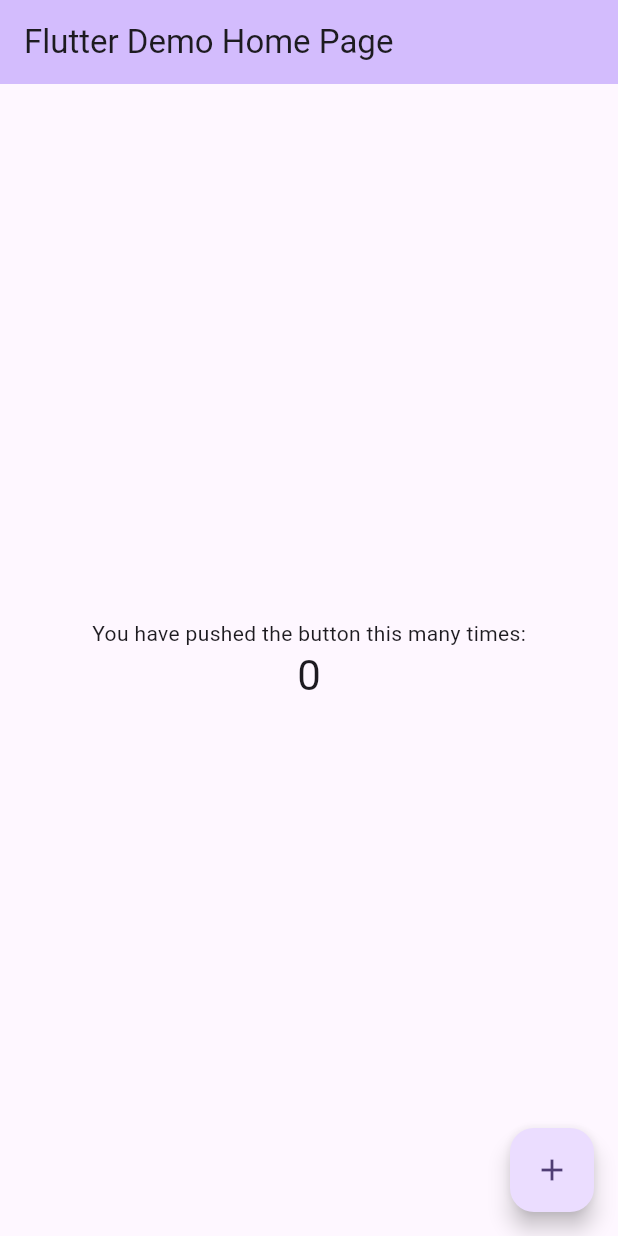
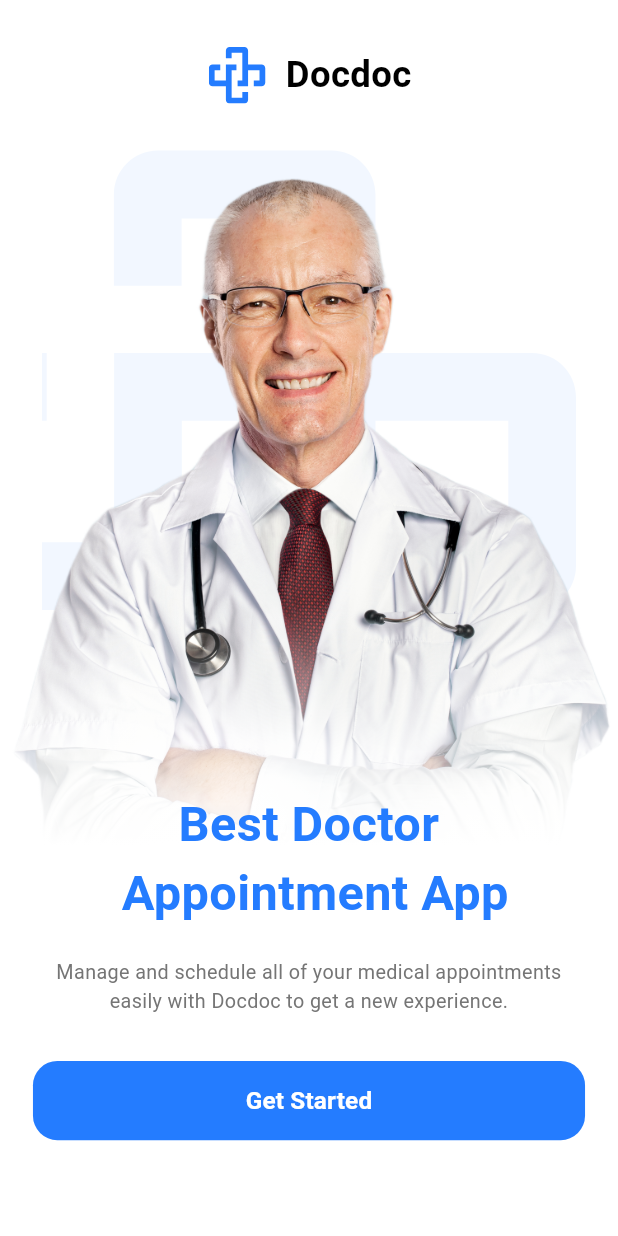
Before and after one commit to Souhaibbek/docdoc-app, a Flutter app: the screen it shows after launch, on a phone screen of 412 x 824 dp. Run offline on Flutter 3.47's test engine with Material 3 defaults, Android fonts, the phone set to English and light mode, and no system bars; our stand-ins replace flutter_screenutil, flutter_svg.

Commit message:
setup project files and add on boarding
-added assets images
-added screenutil/svg packages
-added doc app class file
-added navigation extension
-added routing file
-added styles colors/textstyles
-added on boarding screen

```diff
--- /dev/null
+++ b/lib/core/helpers/extension.dart
@@ -0,0 +1,16 @@
+import 'package:flutter/material.dart';
+
+extension Navigation on BuildContext{
+  Future<dynamic> pushNamed(String routeName, {Object? arguments}) {
+    return Navigator.pushNamed(this, routeName, arguments: arguments);
+  }
+  Future<dynamic> pushReplacementNamed(String routeName, {Object? arguments}) {
+    return Navigator.pushReplacementNamed(this, routeName, arguments: arguments);
+  }
+  Future<dynamic> pushAndRemoveUntil(String routeName, {Object? arguments}) {
+    return Navigator.pushNamedAndRemoveUntil(this, routeName, (route) => false, arguments: arguments);
+  }
+  void pop() {
+    return Navigator.of(this).pop();
+  }
+}
--- /dev/null
+++ b/lib/core/routing/app_router.dart
@@ -0,0 +1,20 @@
+import 'package:comeback/core/routing/routes.dart';
+import 'package:comeback/features/login/ui/login_screen.dart';
+import 'package:comeback/features/onboarding/onboarding_screen.dart';
+import 'package:flutter/material.dart';
+
+class AppRouter {
+  Route generateRoute(RouteSettings settings) {
+    switch (settings.name) {
+      case Routes.onBoarding:
+        return MaterialPageRoute(builder: (_) => OnboardingScreen());
+      case Routes.login:
+        return MaterialPageRoute(builder: (_) => LoginScreen());
+      default:
+        return MaterialPageRoute(builder: (_) => Scaffold(
+          body: Center(
+            child: Text('No route defined for ${settings.name}'),
+        ),),);
+    }
+  }
+}
--- /dev/null
+++ b/lib/core/routing/routes.dart
@@ -0,0 +1,4 @@
+class Routes {
+  static const String onBoarding = '/onboarding';
+  static const String login = '/login';
+}
--- /dev/null
+++ b/lib/core/theming/colors.dart
@@ -0,0 +1,7 @@
+import 'dart:ui';
+
+class ColorsManager {
+  static const Color mainBlue = Color(0xFF247CFF);
+    static const Color greyColor = Color(0xFF757575);
+
+}
--- /dev/null
+++ b/lib/core/theming/styles.dart
@@ -0,0 +1,27 @@
+import 'package:comeback/core/theming/colors.dart';
+import 'package:flutter/material.dart';
+import 'package:flutter_screenutil/flutter_screenutil.dart';
+
+class Styles {
+  static TextStyle font24Black700Weight = TextStyle(
+    fontSize: 24.sp,
+    fontWeight: FontWeight.w700,
+    color: Colors.black,
+  );
+  static TextStyle font32BlueBold = TextStyle(
+    fontSize: 32.sp,
+    fontWeight: FontWeight.bold,
+    color: ColorsManager.mainBlue,
+  );
+   static TextStyle font13GreyRegular = TextStyle(
+    fontSize: 13.sp,
+    fontWeight: FontWeight.normal,
+    color: ColorsManager.greyColor,
+  );
+  static TextStyle font16WhiteSemiBold =TextStyle(
+    fontSize: 16.sp,
+    fontWeight: FontWeight.w600,
+    color: Colors.white,
+  );
+
+}
--- /dev/null
+++ b/lib/doc_app.dart
@@ -0,0 +1,28 @@
+import 'package:comeback/core/routing/app_router.dart';
+import 'package:comeback/core/routing/routes.dart';
+import 'package:comeback/core/theming/colors.dart';
+import 'package:flutter/material.dart';
+import 'package:flutter_screenutil/flutter_screenutil.dart';
+
+class DocApp extends StatelessWidget {
+  final AppRouter appRouter;
+  const DocApp({super.key, required this.appRouter});
+
+  @override
+  Widget build(BuildContext context) {
+    return ScreenUtilInit(
+      designSize: const Size(375, 812),
+      minTextAdapt: true,
+      child: MaterialApp(
+        title: 'Doc App',
+        theme: ThemeData(
+          primaryColor: ColorsManager.mainBlue,
+          scaffoldBackgroundColor: Colors.white,
+        ),
+        onGenerateRoute: appRouter.generateRoute,
+        initialRoute: Routes.onBoarding,
+        debugShowCheckedModeBanner: false,
+      ),
+    );
+  }
+}
--- /dev/null
+++ b/lib/features/login/ui/login_screen.dart
@@ -0,0 +1,12 @@
+import 'package:flutter/material.dart';
+
+class LoginScreen extends StatelessWidget {
+  const LoginScreen({super.key});
+
+  @override
+  Widget build(BuildContext context) {
+    return Scaffold(body: Center(child: Text('Login Screen'),
+    ),
+    );
+  }
+}
--- /dev/null
+++ b/lib/features/onboarding/onboarding_screen.dart
@@ -0,0 +1,44 @@
+import 'package:comeback/core/theming/styles.dart';
+import 'package:comeback/features/onboarding/widgets/doc_logo_banner.dart';
+import 'package:comeback/features/onboarding/widgets/doctor_image_banner.dart';
+import 'package:comeback/features/onboarding/widgets/get_started_button.dart';
+import 'package:flutter/material.dart';
+import 'package:flutter_screenutil/flutter_screenutil.dart';
+
+class OnboardingScreen extends StatelessWidget {
+  const OnboardingScreen({super.key});
+
+  @override
+  Widget build(BuildContext context) {
+    return Scaffold(
+      body: SafeArea(
+        child: SingleChildScrollView(
+          child: Padding(
+            padding: EdgeInsets.only(top: 30.h, bottom: 30.h),
+            child: Column(
+              children: [
+                DocLogoBanner(),
+                SizedBox(height: 30.h),
+                DoctorImageBanner(),
+                Padding(
+                  padding: EdgeInsets.symmetric(horizontal: 20.w),
+                  child: Column(
+                    children: [
+                      Text(
+                        'Manage and schedule all of your medical appointments easily with Docdoc to get a new experience.',
+                        style: Styles.font13GreyRegular,
+                        textAlign: TextAlign.center,
+                      ),
+                      SizedBox(height: 30.h),
+                      GetStartedButton(),
+                    ],
+                  ),
+                ),
+              ],
+            ),
+          ),
+        ),
+      ),
+    );
+  }
+}
--- /dev/null
+++ b/lib/features/onboarding/widgets/doc_logo_banner.dart
@@ -0,0 +1,28 @@
+import 'package:comeback/core/theming/styles.dart';
+import 'package:flutter/material.dart';
+import 'package:flutter_screenutil/flutter_screenutil.dart';
+import 'package:flutter_svg/flutter_svg.dart';
+
+class DocLogoBanner extends StatelessWidget {
+  const DocLogoBanner({super.key});
+
+  @override
+  Widget build(BuildContext context) {
+    return Row(
+      mainAxisAlignment: MainAxisAlignment.center,
+      children: [
+        SvgPicture.asset(
+          'assets/svgs/logo.svg',
+          width: 38.w,
+          height: 38.h,
+        ),
+        SizedBox(width: 10.w),
+        Text(
+          'Docdoc',
+          style: Styles.font24Black700Weight,
+        ),
+
+      ],
+    );
+  }
+}
--- /dev/null
+++ b/lib/features/onboarding/widgets/doctor_image_banner.dart
@@ -0,0 +1,43 @@
+import 'dart:ui';
+
+import 'package:comeback/core/theming/styles.dart';
+import 'package:flutter/material.dart';
+import 'package:flutter_svg/flutter_svg.dart';
+
+class DoctorImageBanner extends StatelessWidget {
+  const DoctorImageBanner({super.key});
+
+  @override
+  Widget build(BuildContext context) {
+    return Stack(
+      alignment: Alignment.topCenter,
+      children: [
+        SvgPicture.asset('assets/svgs/back_logo.svg'),
+        Container(
+          foregroundDecoration: BoxDecoration(
+            gradient: LinearGradient(
+              begin: Alignment.bottomCenter,
+              end: Alignment.topCenter,
+              stops: const [0.14, 0.44],
+              colors: [
+                Colors.white,
+                Colors.white.withValues(alpha: 0.0),
+              ],
+            ),
+          ),
+          child: Image.asset('assets/imgs/doctor.png'),
+        ),
+        Positioned(
+          bottom: 20,
+          left: 20,
+          right: 20,
+          child: Text(
+            'Best Doctor\n Appointment App',
+            textAlign: TextAlign.center,
+            style: Styles.font32BlueBold,
+          ),
+        ),
+      ],
+    );
+  }
+}
--- /dev/null
+++ b/lib/features/onboarding/widgets/get_started_button.dart
@@ -0,0 +1,36 @@
+import 'package:comeback/core/helpers/extension.dart';
+import 'package:comeback/core/routing/routes.dart';
+import 'package:comeback/core/theming/colors.dart';
+import 'package:comeback/core/theming/styles.dart';
+import 'package:flutter/material.dart';
+import 'package:flutter_screenutil/flutter_screenutil.dart';
+
+class GetStartedButton extends StatelessWidget {
+  const GetStartedButton({super.key});
+
+  @override
+  Widget build(BuildContext context) {
+    return TextButton(
+      onPressed: () {
+        context.pushNamed(Routes.login);
+      },
+      style: ButtonStyle(
+        backgroundColor: WidgetStateProperty.all<Color>(ColorsManager.mainBlue),
+        tapTargetSize: MaterialTapTargetSize.shrinkWrap,
+        minimumSize: WidgetStatePropertyAll<Size>(Size(double.infinity, 52.h),),
+        shape: WidgetStateProperty.all(
+          RoundedRectangleBorder(
+            borderRadius: BorderRadius.circular(16.r),
+          ),
+        ),
+      ),
+      child: Center(
+        child: Text(
+          'Get Started',
+          style: Styles.font16WhiteSemiBold,
+          textAlign: TextAlign.center,
+        ),
+      ),
+    );
+  }
+}
--- a/lib/main.dart
+++ b/lib/main.dart
@@ -1,122 +1,7 @@
+import 'package:comeback/core/routing/app_router.dart';
+import 'package:comeback/doc_app.dart';
 import 'package:flutter/material.dart';
 
 void main() {
-  runApp(const MyApp());
+  runApp(DocApp(appRouter: AppRouter(),));
 }
-
-class MyApp extends StatelessWidget {
-  const MyApp({super.key});
-
-  // This widget is the root of your application.
-  @override
-  Widget build(BuildContext context) {
-    return MaterialApp(
-      title: 'Flutter Demo',
-      theme: ThemeData(
-        // This is the theme of your application.
-        //
-        // TRY THIS: Try running your application with "flutter run". You'll see
-        // the application has a purple toolbar. Then, without quitting the app,
-        // try changing the seedColor in the colorScheme below to Colors.green
-        // and then invoke "hot reload" (save your changes or press the "hot
-        // reload" button in a Flutter-supported IDE, or press "r" if you used
-        // the command line to start the app).
-        //
-        // Notice that the counter didn't reset back to zero; the application
-        // state is not lost during the reload. To reset the state, use hot
-        // restart instead.
-        //
-        // This works for code too, not just values: Most code changes can be
-        // tested with just a hot reload.
-        colorScheme: ColorScheme.fromSeed(seedColor: Colors.deepPurple),
-      ),
-      home: const MyHomePage(title: 'Flutter Demo Home Page'),
-    );
-  }
-}
-
-class MyHomePage extends StatefulWidget {
-  const MyHomePage({super.key, required this.title});
-
-  // This widget is the home page of your application. It is stateful, meaning
-  // that it has a State object (defined below) that contains fields that affect
-  // how it looks.
-
-  // This class is the configuration for the state. It holds the values (in this
-  // case the title) provided by the parent (in this case the App widget) and
-  // used by the build method of the State. Fields in a Widget subclass are
-  // always marked "final".
-
-  final String title;
-
-  @override
-  State<MyHomePage> createState() => _MyHomePageState();
-}
-
-class _MyHomePageState extends State<MyHomePage> {
-  int _counter = 0;
-
-  void _incrementCounter() {
-    setState(() {
-      // This call to setState tells the Flutter framework that something has
-      // changed in this State, which causes it to rerun the build method below
-      // so that the display can reflect the updated values. If we changed
-      // _counter without calling setState(), then the build method would not be
-      // called again, and so nothing would appear to happen.
-      _counter++;
-    });
-  }
-
-  @override
-  Widget build(BuildContext context) {
-    // This method is rerun every time setState is called, for instance as done
-    // by the _incrementCounter method above.
-    //
-    // The Flutter framework has been optimized to make rerunning build methods
-    // fast, so that you can just rebuild anything that needs updating rather
-    // than having to individually change instances of widgets.
-    return Scaffold(
-      appBar: AppBar(
-        // TRY THIS: Try changing the color here to a specific color (to
-        // Colors.amber, perhaps?) and trigger a hot reload to see the AppBar
-        // change color while the other colors stay the same.
-        backgroundColor: Theme.of(context).colorScheme.inversePrimary,
-        // Here we take the value from the MyHomePage object that was created by
-        // the App.build method, and use it to set our appbar title.
-        title: Text(widget.title),
-      ),
-      body: Center(
-        // Center is a layout widget. It takes a single child and positions it
-        // in the middle of the parent.
-        child: Column(
-          // Column is also a layout widget. It takes a list of children and
-          // arranges them vertically. By default, it sizes itself to fit its
-          // children horizontally, and tries to be as tall as its parent.
-          //
-          // Column has various properties to control how it sizes itself and
-          // how it positions its children. Here we use mainAxisAlignment to
-          // center the children vertically; the main axis here is the vertical
-          // axis because Columns are vertical (the cross axis would be
-          // horizontal).
-          //
-          // TRY THIS: Invoke "debug painting" (choose the "Toggle Debug Paint"
-          // action in the IDE, or press "p" in the console), to see the
-          // wireframe for each widget.
-          mainAxisAlignment: MainAxisAlignment.center,
-          children: <Widget>[
-            const Text('You have pushed the button this many times:'),
-            Text(
-              '$_counter',
-              style: Theme.of(context).textTheme.headlineMedium,
-            ),
-          ],
-        ),
-      ),
-      floatingActionButton: FloatingActionButton(
-        onPressed: _incrementCounter,
-        tooltip: 'Increment',
-        child: const Icon(Icons.add),
-      ), // This trailing comma makes auto-formatting nicer for build methods.
-    );
-  }
-}
```
Also changed, not shown: pubspec.yaml (+9 -6 lines), assets/imgs/doctor.png (added), assets/svgs/back_logo.svg (added), assets/svgs/logo.svg (added), pubspec.lock, 1 other file.
